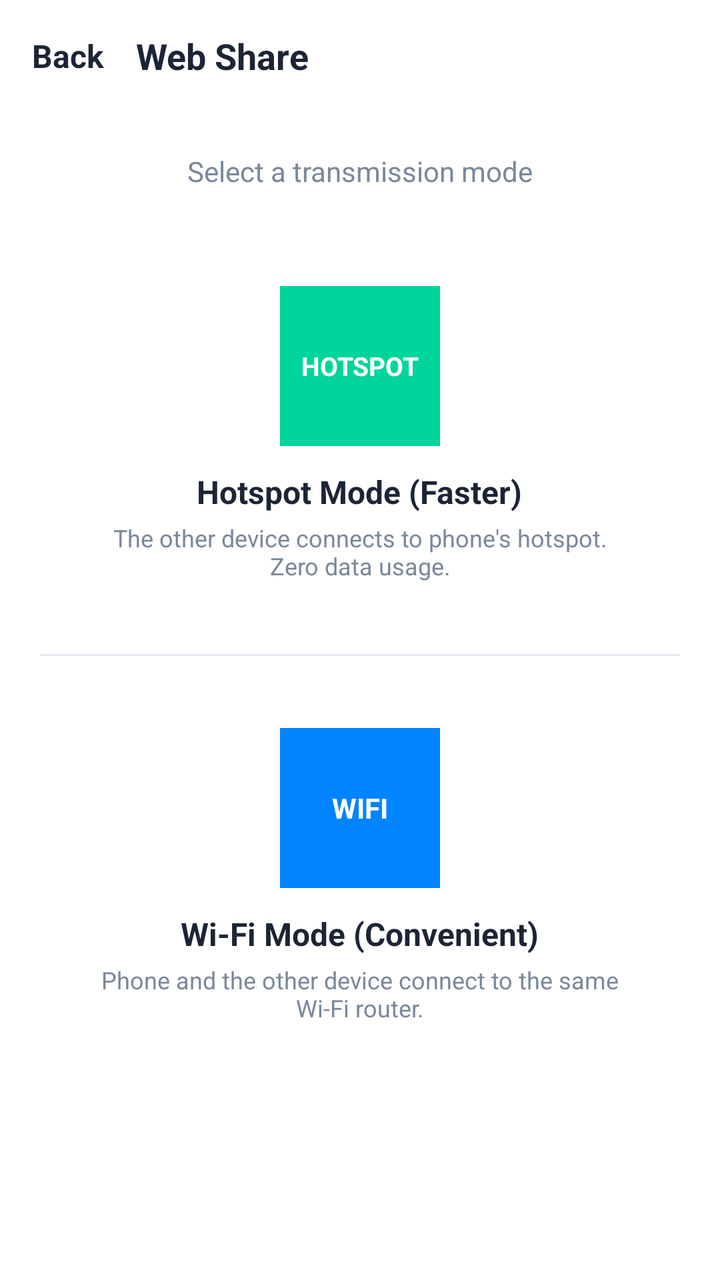
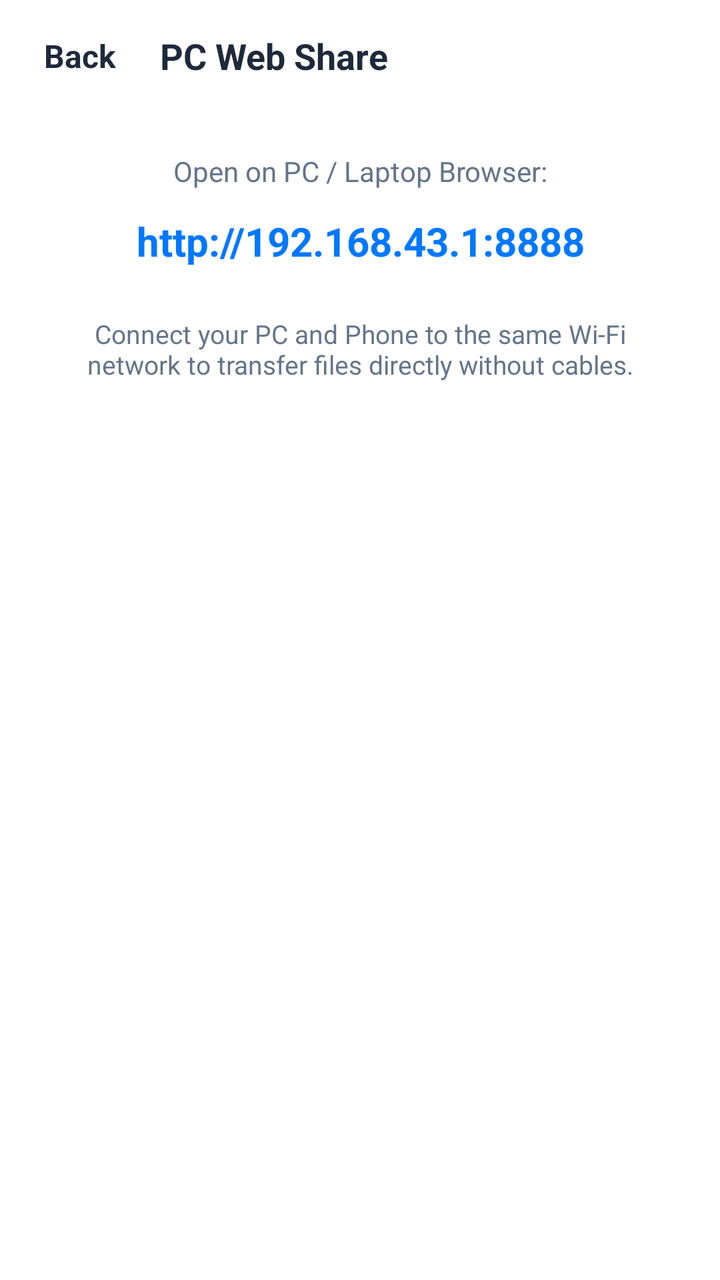

Compare the two renders of this Android layout. The source of the first and the diff that turns it into the second are given below.
<!-- AndroidManifest.xml: application theme Theme.AirRapidShare -->
<!-- res/layout/activity_web_share.xml -->
<?xml version="1.0" encoding="utf-8"?>
<LinearLayout xmlns:android="http://schemas.android.com/apk/res/android"
    android:layout_width="match_parent"
    android:layout_height="match_parent"
    android:background="#FFFFFF"
    android:orientation="vertical">

    <LinearLayout
        android:layout_width="match_parent"
        android:layout_height="56dp"
        android:gravity="center_vertical"
        android:paddingStart="16dp"
        android:paddingEnd="16dp">

        <TextView
            android:id="@+id/btnBackWeb"
            android:layout_width="wrap_content"
            android:layout_height="wrap_content"
            android:text="Back"
            android:textColor="#1C2536"
            android:textSize="16sp"
            android:textStyle="bold" />

        <TextView
            android:layout_width="wrap_content"
            android:layout_height="wrap_content"
            android:layout_marginStart="16dp"
            android:text="Web Share"
            android:textColor="#1C2536"
            android:textSize="18sp"
            android:textStyle="bold" />
    </LinearLayout>

    <TextView
        android:layout_width="match_parent"
        android:layout_height="wrap_content"
        android:layout_marginTop="20dp"
        android:gravity="center"
        android:text="Select a transmission mode"
        android:textColor="#7A889B"
        android:textSize="14sp" />

    <LinearLayout
        android:id="@+id/optHotspotMode"
        android:layout_width="match_parent"
        android:layout_height="wrap_content"
        android:layout_marginTop="32dp"
        android:gravity="center"
        android:orientation="vertical"
        android:padding="16dp">

        <TextView
            android:layout_width="80dp"
            android:layout_height="80dp"
            android:background="#00D59B"
            android:gravity="center"
            android:text="HOTSPOT"
            android:textColor="#FFFFFF"
            android:textSize="13sp"
            android:textStyle="bold" />

        <TextView
            android:layout_width="wrap_content"
            android:layout_height="wrap_content"
            android:layout_marginTop="12dp"
            android:text="Hotspot Mode (Faster)"
            android:textColor="#1C2536"
            android:textSize="16sp"
            android:textStyle="bold" />

        <TextView
            android:layout_width="260dp"
            android:layout_height="wrap_content"
            android:layout_marginTop="4dp"
            android:gravity="center"
            android:text="The other device connects to phone's hotspot. Zero data usage."
            android:textColor="#7A889B"
            android:textSize="12sp" />
    </LinearLayout>

    <View
        android:layout_width="match_parent"
        android:layout_height="1dp"
        android:layout_margin="20dp"
        android:background="#E5E9F2" />

    <LinearLayout
        android:id="@+id/optWifiMode"
        android:layout_width="match_parent"
        android:layout_height="wrap_content"
        android:gravity="center"
        android:orientation="vertical"
        android:padding="16dp">

        <TextView
            android:layout_width="80dp"
            android:layout_height="80dp"
            android:background="#0084FF"
            android:gravity="center"
            android:text="WIFI"
            android:textColor="#FFFFFF"
            android:textSize="14sp"
            android:textStyle="bold" />

        <TextView
            android:layout_width="wrap_content"
            android:layout_height="wrap_content"
            android:layout_marginTop="12dp"
            android:text="Wi-Fi Mode (Convenient)"
            android:textColor="#1C2536"
            android:textSize="16sp"
            android:textStyle="bold" />

        <TextView
            android:layout_width="260dp"
            android:layout_height="wrap_content"
            android:layout_marginTop="4dp"
            android:gravity="center"
            android:text="Phone and the other device connect to the same Wi-Fi router."
            android:textColor="#7A889B"
            android:textSize="12sp" />
    </LinearLayout>
</LinearLayout>
<!-- resources referenced by this layout -->
<resources>
  <style name="Theme.AirRapidShare" parent="Theme.Material3.DayNight.NoActionBar">
          <item name="android:statusBarColor">#0084FF</item>
          <item name="android:windowLightStatusBar">false</item>
      </style>
</resources>

<!-- the commit's change to res/layout/activity_web_share.xml (unified diff, before → after) -->
@@ -16,8 +16,9 @@
             android:id="@+id/btnBackWeb"
             android:layout_width="wrap_content"
             android:layout_height="wrap_content"
+            android:padding="6dp"
             android:text="Back"
-            android:textColor="#1C2536"
+            android:textColor="#1E293B"
             android:textSize="16sp"
             android:textStyle="bold" />
 
@@ -25,8 +26,8 @@
             android:layout_width="wrap_content"
             android:layout_height="wrap_content"
             android:layout_marginStart="16dp"
-            android:text="Web Share"
-            android:textColor="#1C2536"
+            android:text="PC Web Share"
+            android:textColor="#1E293B"
             android:textSize="18sp"
             android:textStyle="bold" />
     </LinearLayout>
@@ -36,88 +37,27 @@
         android:layout_height="wrap_content"
         android:layout_marginTop="20dp"
         android:gravity="center"
-        android:text="Select a transmission mode"
-        android:textColor="#7A889B"
+        android:text="Open on PC / Laptop Browser:"
+        android:textColor="#64748B"
         android:textSize="14sp" />
 
-    <LinearLayout
-        android:id="@+id/optHotspotMode"
+    <TextView
+        android:id="@+id/tvWebUrl"
         android:layout_width="match_parent"
         android:layout_height="wrap_content"
-        android:layout_marginTop="32dp"
+        android:layout_marginTop="12dp"
         android:gravity="center"
-        android:orientation="vertical"
-        android:padding="16dp">
+        android:text="http://192.168.43.1:8888"
+        android:textColor="#0078FF"
+        android:textSize="20sp"
+        android:textStyle="bold" />
 
-        <TextView
-            android:layout_width="80dp"
-            android:layout_height="80dp"
-            android:background="#00D59B"
-            android:gravity="center"
-            android:text="HOTSPOT"
-            android:textColor="#FFFFFF"
-            android:textSize="13sp"
-            android:textStyle="bold" />
-
-        <TextView
-            android:layout_width="wrap_content"
-            android:layout_height="wrap_content"
-            android:layout_marginTop="12dp"
-            android:text="Hotspot Mode (Faster)"
-            android:textColor="#1C2536"
-            android:textSize="16sp"
-            android:textStyle="bold" />
-
-        <TextView
-            android:layout_width="260dp"
-            android:layout_height="wrap_content"
-            android:layout_marginTop="4dp"
-            android:gravity="center"
-            android:text="The other device connects to phone's hotspot. Zero data usage."
-            android:textColor="#7A889B"
-            android:textSize="12sp" />
-    </LinearLayout>
-
-    <View
-        android:layout_width="match_parent"
-        android:layout_height="1dp"
-        android:layout_margin="20dp"
-        android:background="#E5E9F2" />
-
-    <LinearLayout
-        android:id="@+id/optWifiMode"
+    <TextView
         android:layout_width="match_parent"
         android:layout_height="wrap_content"
+        android:layout_margin="24dp"
         android:gravity="center"
-        android:orientation="vertical"
-        android:padding="16dp">
-
-        <TextView
-            android:layout_width="80dp"
-            android:layout_height="80dp"
-            android:background="#0084FF"
-            android:gravity="center"
-            android:text="WIFI"
-            android:textColor="#FFFFFF"
-            android:textSize="14sp"
-            android:textStyle="bold" />
-
-        <TextView
-            android:layout_width="wrap_content"
-            android:layout_height="wrap_content"
-            android:layout_marginTop="12dp"
-            android:text="Wi-Fi Mode (Convenient)"
-            android:textColor="#1C2536"
-            android:textSize="16sp"
-            android:textStyle="bold" />
-
-        <TextView
-            android:layout_width="260dp"
-            android:layout_height="wrap_content"
-            android:layout_marginTop="4dp"
-            android:gravity="center"
-            android:text="Phone and the other device connect to the same Wi-Fi router."
-            android:textColor="#7A889B"
-            android:textSize="12sp" />
-    </LinearLayout>
+        android:text="Connect your PC and Phone to the same Wi-Fi network to transfer files directly without cables."
+        android:textColor="#64748B"
+        android:textSize="13sp" />
 </LinearLayout>
<!-- resource entries referenced after the edit -->
@@ -1,7 +1,7 @@
 <!-- resources referenced by this layout -->
 <resources>
   <style name="Theme.AirRapidShare" parent="Theme.Material3.DayNight.NoActionBar">
-          <item name="android:statusBarColor">#0084FF</item>
+          <item name="android:statusBarColor">#0078FF</item>
           <item name="android:windowLightStatusBar">false</item>
       </style>
 </resources>
